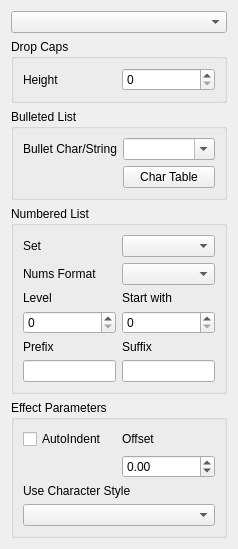
Old version of the form Scribus/scribus/ui/propertywidget_pareffectbase.ui in the repository AlterScribus/ece15.
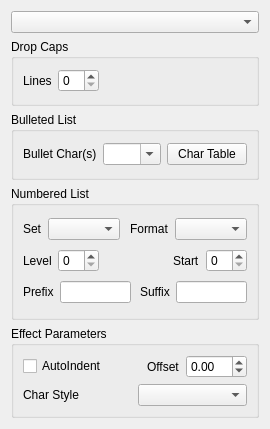
New version of the form. Custom widgets are drawn as their Qt base class.

Commit message: Changes in UI proposed by JLux in #11315

```diff
--- a/Scribus/scribus/ui/propertywidget_pareffectbase.ui
+++ b/Scribus/scribus/ui/propertywidget_pareffectbase.ui
@@ -6,82 +6,56 @@
    <rect>
     <x>0</x>
     <y>0</y>
-    <width>238</width>
-    <height>506</height>
+    <width>270</width>
+    <height>429</height>
    </rect>
   </property>
   <property name="windowTitle">
    <string>Form</string>
   </property>
   <layout class="QGridLayout" name="gridLayout" columnstretch="0,0">
-   <item row="7" column="0" colspan="2">
-    <widget class="QGroupBox" name="bullGroup">
-     <property name="title">
-      <string>Bulleted List</string>
-     </property>
-     <layout class="QGridLayout" name="gridLayout_3">
-      <item row="2" column="1">
-       <widget class="QPushButton" name="bulletCharTableButton_">
-        <property name="sizePolicy">
-         <sizepolicy hsizetype="MinimumExpanding" vsizetype="Fixed">
-          <horstretch>0</horstretch>
-          <verstretch>0</verstretch>
-         </sizepolicy>
-        </property>
-        <property name="text">
-         <string>Char Table</string>
-        </property>
-        <property name="checkable">
-         <bool>true</bool>
-        </property>
-       </widget>
-      </item>
-      <item row="0" column="1">
-       <widget class="QComboBox" name="bulletStrEdit_">
-        <property name="sizePolicy">
-         <sizepolicy hsizetype="MinimumExpanding" vsizetype="Fixed">
-          <horstretch>0</horstretch>
-          <verstretch>0</verstretch>
-         </sizepolicy>
-        </property>
-        <property name="minimumSize">
-         <size>
-          <width>50</width>
-          <height>0</height>
-         </size>
-        </property>
-        <property name="editable">
-         <bool>true</bool>
-        </property>
-       </widget>
-      </item>
-      <item row="0" column="0">
-       <widget class="QLabel" name="bulletCharLabel">
-        <property name="text">
-         <string>Bullet Char/String</string>
-        </property>
-        <property name="buddy">
-         <cstring>bulletStrEdit_</cstring>
-        </property>
-       </widget>
-      </item>
-     </layout>
-    </widget>
-   </item>
    <item row="12" column="0" colspan="2">
     <widget class="QGroupBox" name="peGroup">
      <property name="title">
       <string>Effect Parameters</string>
      </property>
      <layout class="QGridLayout" name="gridLayout_4">
-      <item row="0" column="0">
+      <item row="6" column="0">
+       <widget class="QLabel" name="peCharStyleLabel">
+        <property name="text">
+         <string>Char Style</string>
+        </property>
+        <property name="buddy">
+         <cstring>peCharStyleCombo</cstring>
+        </property>
+       </widget>
+      </item>
+      <item row="6" column="1">
+       <widget class="CharStyleComboBox" name="peCharStyleCombo"/>
+      </item>
+      <item row="1" column="0" colspan="2">
+       <layout class="QHBoxLayout" name="horizontalLayout_5">
+        <item>
        <widget class="QCheckBox" name="peIndent_">
         <property name="text">
          <string>AutoIndent</string>
         </property>
        </widget>
       </item>
-      <item row="0" column="1">
+        <item>
+         <spacer name="horizontalSpacer_5">
+          <property name="orientation">
+           <enum>Qt::Horizontal</enum>
+          </property>
+          <property name="sizeHint" stdset="0">
+           <size>
+            <width>40</width>
+            <height>20</height>
+           </size>
+          </property>
+         </spacer>
+        </item>
+        <item>
        <widget class="QLabel" name="peOffsetLabel">
         <property name="text">
          <string>Offset</string>
@@ -91,25 +65,14 @@
         </property>
        </widget>
       </item>
-      <item row="1" column="1">
+        <item>
        <widget class="ScrSpinBox" name="peOffset_">
         <property name="minimum">
          <double>-99.989999999999995</double>
         </property>
        </widget>
       </item>
-      <item row="2" column="0" colspan="2">
-       <widget class="QLabel" name="peCharStyleLabel">
-        <property name="text">
-         <string>Use Character Style</string>
-        </property>
-        <property name="buddy">
-         <cstring>peCharStyleCombo</cstring>
-        </property>
-       </widget>
-      </item>
-      <item row="3" column="0" colspan="2">
-       <widget class="CharStyleComboBox" name="peCharStyleCombo"/>
+       </layout>
       </item>
      </layout>
     </widget>
@@ -126,13 +89,26 @@
          <string>Number of lines used by the drop cap</string>
         </property>
         <property name="text">
-         <string>Height</string>
+         <string>Lines</string>
         </property>
        </widget>
       </item>
       <item>
        <widget class="QSpinBox" name="dropCapLines"/>
       </item>
+      <item>
+       <spacer name="horizontalSpacer">
+        <property name="orientation">
+         <enum>Qt::Horizontal</enum>
+        </property>
+        <property name="sizeHint" stdset="0">
+         <size>
+          <width>40</width>
+          <height>20</height>
+         </size>
+        </property>
+       </spacer>
+      </item>
      </layout>
     </widget>
    </item>
@@ -142,27 +118,82 @@
       <string>Numbered List</string>
      </property>
      <layout class="QGridLayout" name="gridLayout_2">
-      <item row="0" column="0">
-       <widget class="QLabel" name="numComboLeable">
+      <item row="3" column="0" colspan="2">
+       <layout class="QHBoxLayout" name="horizontalLayout_2">
+        <item>
+         <widget class="QLabel" name="numLevelLabel">
+          <property name="text">
+           <string>Level</string>
+          </property>
+          <property name="buddy">
+           <cstring>numLevelSpin</cstring>
+          </property>
+         </widget>
+        </item>
+        <item>
+         <widget class="QSpinBox" name="numLevelSpin"/>
+        </item>
+        <item>
+         <spacer name="horizontalSpacer_2">
+          <property name="orientation">
+           <enum>Qt::Horizontal</enum>
+          </property>
+          <property name="sizeHint" stdset="0">
+           <size>
+            <width>40</width>
+            <height>20</height>
+           </size>
+          </property>
+         </spacer>
+        </item>
+        <item>
+         <widget class="QLabel" name="numStartLabel">
+          <property name="text">
+           <string>Start</string>
+          </property>
+         </widget>
+        </item>
+        <item>
+         <widget class="QSpinBox" name="numStart"/>
+        </item>
+       </layout>
+      </item>
+      <item row="0" column="0" colspan="2">
+       <layout class="QHBoxLayout" name="horizontalLayout_3">
+        <item>
+         <widget class="QLabel" name="numComboLabel">
         <property name="text">
          <string>Set</string>
         </property>
        </widget>
       </item>
-      <item row="0" column="1">
+        <item>
        <widget class="QComboBox" name="numComboBox"/>
       </item>
-      <item row="1" column="0">
+        <item>
+         <spacer name="horizontalSpacer_3">
+          <property name="orientation">
+           <enum>Qt::Horizontal</enum>
+          </property>
+          <property name="sizeHint" stdset="0">
+           <size>
+            <width>40</width>
+            <height>20</height>
+           </size>
+          </property>
+         </spacer>
+        </item>
+        <item>
        <widget class="QLabel" name="numFormatLabel">
         <property name="text">
-         <string>Nums Format</string>
+           <string>Format</string>
         </property>
         <property name="buddy">
          <cstring>numFormatCombo</cstring>
         </property>
        </widget>
       </item>
-      <item row="1" column="1">
+        <item>
        <widget class="QComboBox" name="numFormatCombo">
         <property name="sizePolicy">
          <sizepolicy hsizetype="Expanding" vsizetype="Fixed">
@@ -172,30 +203,11 @@
         </property>
        </widget>
       </item>
-      <item row="2" column="0">
-       <widget class="QLabel" name="numLevelLabel">
-        <property name="text">
-         <string>Level</string>
-        </property>
-        <property name="buddy">
-         <cstring>numLevelSpin</cstring>
-        </property>
-       </widget>
+       </layout>
       </item>
-      <item row="2" column="1">
-       <widget class="QLabel" name="numStartLabel">
-        <property name="text">
-         <string>Start with</string>
-        </property>
-       </widget>
-      </item>
-      <item row="3" column="0">
-       <widget class="QSpinBox" name="numLevelSpin"/>
-      </item>
-      <item row="3" column="1">
-       <widget class="QSpinBox" name="numStart"/>
-      </item>
-      <item row="4" column="0">
+      <item row="4" column="0" colspan="2">
+       <layout class="QHBoxLayout" name="horizontalLayout_4">
+        <item>
        <widget class="QLabel" name="numPrefixLabel">
         <property name="text">
          <string>Prefix</string>
@@ -205,7 +217,23 @@
         </property>
        </widget>
       </item>
-      <item row="4" column="1">
+        <item>
+         <widget class="QLineEdit" name="numPrefix"/>
+        </item>
+        <item>
+         <spacer name="horizontalSpacer_4">
+          <property name="orientation">
+           <enum>Qt::Horizontal</enum>
+          </property>
+          <property name="sizeHint" stdset="0">
+           <size>
+            <width>40</width>
+            <height>20</height>
+           </size>
+          </property>
+         </spacer>
+        </item>
+        <item>
        <widget class="QLabel" name="numSuffixLabel">
         <property name="text">
          <string>Suffix</string>
@@ -215,18 +243,71 @@
         </property>
        </widget>
       </item>
-      <item row="5" column="0">
-       <widget class="QLineEdit" name="numPrefix"/>
-      </item>
-      <item row="5" column="1">
+        <item>
        <widget class="QLineEdit" name="numSuffix"/>
       </item>
      </layout>
+      </item>
+     </layout>
     </widget>
    </item>
    <item row="2" column="0" colspan="2">
     <widget class="QComboBox" name="peCombo"/>
    </item>
+   <item row="7" column="0" colspan="2">
+    <widget class="QGroupBox" name="bullGroup">
+     <property name="title">
+      <string>Bulleted List</string>
+     </property>
+     <layout class="QGridLayout" name="gridLayout_3">
+      <item row="0" column="1">
+       <widget class="QComboBox" name="bulletStrEdit_">
+        <property name="sizePolicy">
+         <sizepolicy hsizetype="MinimumExpanding" vsizetype="Fixed">
+          <horstretch>0</horstretch>
+          <verstretch>0</verstretch>
+         </sizepolicy>
+        </property>
+        <property name="minimumSize">
+         <size>
+          <width>50</width>
+          <height>0</height>
+         </size>
+        </property>
+        <property name="editable">
+         <bool>true</bool>
+        </property>
+       </widget>
+      </item>
+      <item row="0" column="0">
+       <widget class="QLabel" name="bulletCharLabel">
+        <property name="text">
+         <string>Bullet Char(s)</string>
+        </property>
+        <property name="buddy">
+         <cstring>bulletStrEdit_</cstring>
+        </property>
+       </widget>
+      </item>
+      <item row="0" column="2">
+       <widget class="QPushButton" name="bulletCharTableButton_">
+        <property name="sizePolicy">
+         <sizepolicy hsizetype="MinimumExpanding" vsizetype="Fixed">
+          <horstretch>0</horstretch>
+          <verstretch>0</verstretch>
+         </sizepolicy>
+        </property>
+        <property name="text">
+         <string>Char Table</string>
+        </property>
+        <property name="checkable">
+         <bool>true</bool>
+        </property>
+       </widget>
+      </item>
+     </layout>
+    </widget>
+   </item>
   </layout>
  </widget>
  <customwidgets>
```
Lines whose indentation alone changed are shown as unchanged. The commit also changes 1 other file.
